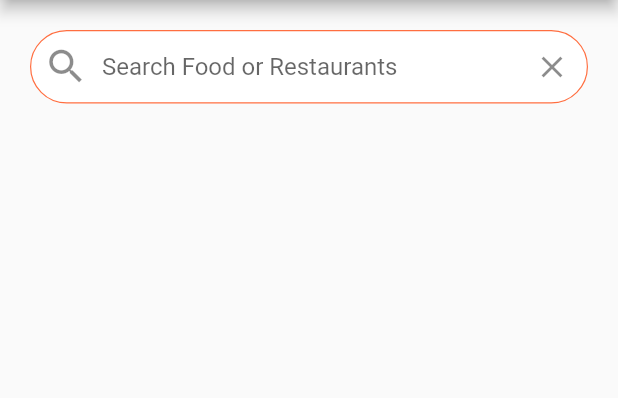
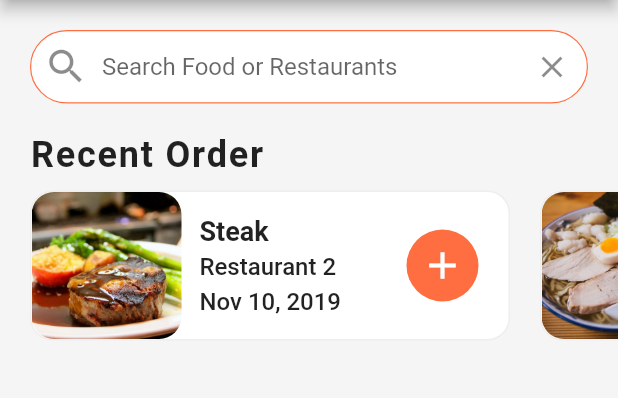
Before and after one commit to hashemsh/food-delivery-app-flutter-ui, a Flutter app: the screen it shows after launch, on a phone screen of 412 x 824 dp, the part 84-482 px from its top. Run offline on Flutter 3.47's test engine with Material 2 defaults, Android fonts, the phone set to English and light mode, and no system bars.

Commit message:
make RecentOrder ListView

```diff
--- a/lib/main.dart
+++ b/lib/main.dart
@@ -18,7 +18,7 @@ class MyApp extends StatelessWidget {
             systemOverlayStyle:
                 SystemUiOverlayStyle(statusBarColor: Colors.deepOrangeAccent),
           ),
-          scaffoldBackgroundColor: Colors.grey[50],
+          scaffoldBackgroundColor: Colors.grey[100],
           primaryColor: Colors.deepOrangeAccent,
           primarySwatch: Colors.deepOrange),
       home: HomeScreen(),
--- a/lib/screens/home_screen.dart
+++ b/lib/screens/home_screen.dart
@@ -1,5 +1,6 @@
 import 'package:flutter/material.dart';
 import 'package:food_delivery_app/data/data.dart';
+import 'package:food_delivery_app/widgets/recent_orders.dart';
 
 class HomeScreen extends StatefulWidget {
   const HomeScreen({super.key});
@@ -62,6 +63,7 @@ class _HomeScreenState extends State<HomeScreen> {
                   )),
             ),
           ),
+          RecentOrders(),
         ],
       ),
     );
--- /dev/null
+++ b/lib/widgets/recent_orders.dart
@@ -0,0 +1,130 @@
+import 'package:flutter/material.dart';
+import 'package:food_delivery_app/data/data.dart';
+import 'package:food_delivery_app/models/order.dart';
+
+class RecentOrders extends StatelessWidget {
+  _buildRecentOrder(BuildContext context, Order order) {
+    return Container(
+      margin: EdgeInsets.all(10.0),
+      width: 320.0,
+      decoration: BoxDecoration(
+        color: Colors.white,
+        borderRadius: BorderRadius.circular(15.0),
+        border: Border.all(
+          width: 1.0,
+          color: Colors.grey.shade200,
+        ),
+      ),
+      child: Row(
+        mainAxisAlignment: MainAxisAlignment.spaceBetween,
+        children: [
+          Expanded(
+            child: Row(
+              children: [
+                ClipRRect(
+                  borderRadius: BorderRadius.circular(15.0),
+                  child: Image(
+                    height: 100.0,
+                    width: 100.0,
+                    fit: BoxFit.cover,
+                    image: AssetImage(order.food.imageUrl),
+                  ),
+                ),
+                Expanded(
+                  child: Container(
+                    margin: EdgeInsets.all(12.0),
+                    child: Column(
+                      crossAxisAlignment: CrossAxisAlignment.start,
+                      mainAxisAlignment: MainAxisAlignment.center,
+                      children: [
+                        Text(
+                          order.food.name,
+                          style: TextStyle(
+                            fontSize: 18.0,
+                            fontWeight: FontWeight.bold,
+                          ),
+                          overflow: TextOverflow.ellipsis,
+                        ),
+                        SizedBox(
+                          height: 4.0,
+                        ),
+                        Text(
+                          order.restaurant.name,
+                          style: TextStyle(
+                            fontSize: 16.0,
+                            fontWeight: FontWeight.w500,
+                          ),
+                          overflow: TextOverflow.ellipsis,
+                        ),
+                        SizedBox(
+                          height: 4.0,
+                        ),
+                        Text(
+                          order.date,
+                          style: TextStyle(
+                            fontSize: 16.0,
+                            fontWeight: FontWeight.w500,
+                          ),
+                          overflow: TextOverflow.ellipsis,
+                        )
+                      ],
+                    ),
+                  ),
+                ),
+              ],
+            ),
+          ),
+          Container(
+            margin: EdgeInsets.only(right: 20.0),
+            width: 48.0,
+            decoration: BoxDecoration(
+              color: Theme.of(context).primaryColor,
+              borderRadius: BorderRadius.circular(30.0),
+            ),
+            child: IconButton(
+              icon: Icon(Icons.add),
+              iconSize: 30.0,
+              color: Colors.white,
+              onPressed: () {},
+            ),
+          )
+        ],
+      ),
+    );
+  }
+
+  const RecentOrders({super.key});
+
+  @override
+  Widget build(BuildContext context) {
+    return Column(
+      crossAxisAlignment: CrossAxisAlignment.start,
+      children: <Widget>[
+        const Padding(
+          padding: EdgeInsets.symmetric(horizontal: 20.0),
+          child: Text(
+            'Recent Order',
+            style: TextStyle(
+              fontSize: 24.0,
+              fontWeight: FontWeight.w600,
+              letterSpacing: 1.2,
+            ),
+          ),
+        ),
+        Container(
+          height: 120.0,
+          child: ListView.builder(
+            physics: BouncingScrollPhysics(),
+            padding: EdgeInsets.only(left: 10.0),
+            scrollDirection: Axis.horizontal,
+            itemCount: currentUser.orders.length,
+            itemBuilder: (BuildContext context, int index) {
+              Order order = currentUser.orders[index];
+              return _buildRecentOrder(context, order);
+            },
+          ),
+        ),
+      ],
+    );
+  }
+}
```
